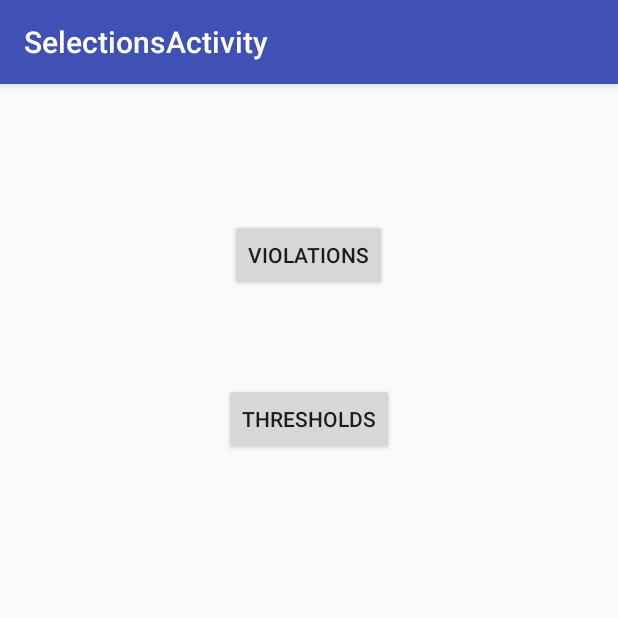
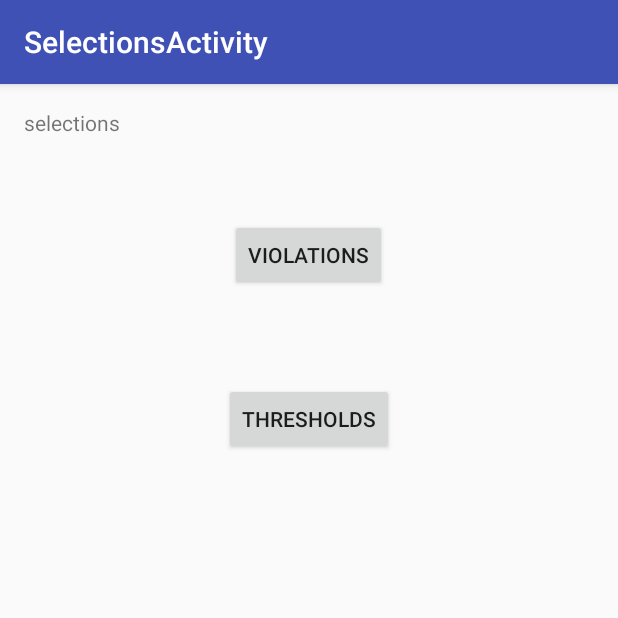
Before and after one commit to HUANG-Yu/Trunkmon, an Android app: the SelectionsActivity screen opened directly, with no data from a screen before it, on a phone screen of 412 x 824 dp, the top half of it. Run offline under Robolectric (Android 15) with nearby library versions, the phone set to English and light mode, and no system bars.

Commit message:
add textView to mark each avtivity.

```diff
--- a/app/src/main/res/layout/content_login.xml
+++ b/app/src/main/res/layout/content_login.xml
@@ -15,5 +15,5 @@
     <TextView
         android:layout_width="wrap_content"
         android:layout_height="wrap_content"
-        android:text="Hello World!" />
+        android:text="login" />
 </RelativeLayout>
--- a/app/src/main/res/layout/content_selections.xml
+++ b/app/src/main/res/layout/content_selections.xml
@@ -29,4 +29,13 @@
         android:layout_below="@+id/vbutton"
         android:layout_centerHorizontal="true"
         android:layout_marginTop="61dp" />
+
+    <TextView
+        android:layout_width="wrap_content"
+        android:layout_height="wrap_content"
+        android:text="selections"
+        android:id="@+id/textView"
+        android:layout_alignParentTop="true"
+        android:layout_alignParentLeft="true"
+        android:layout_alignParentStart="true" />
 </RelativeLayout>
```
Also changed, not shown: app/src/main/res/layout/content_thresholds_data.xml (+8 -0 lines), app/src/main/res/layout/content_thresholds_filter.xml (+8 -0 lines), app/src/main/res/layout/content_violations_filter.xml (+8 -0 lines).
